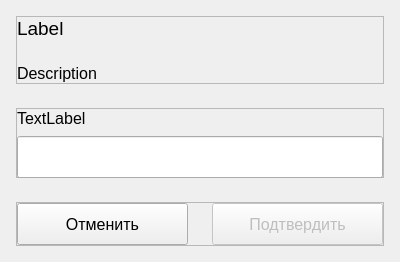
Above: ui/email_confirm.ui from pntech-dev/Documents-Exp-Desktop before the change. Below: the same form after it.
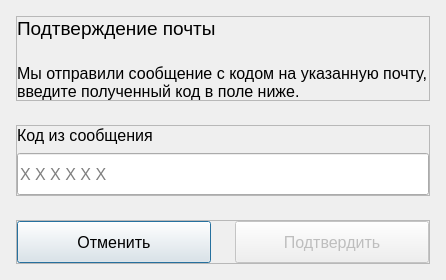
That is the form after the change. Custom widgets are drawn as their Qt base class.

Commit message: feat(ui): implement styled and theme-aware email confirmation modal window

The edit to the form file:
```diff
--- a/ui/email_confirm.ui
+++ b/ui/email_confirm.ui
@@ -1,31 +1,36 @@
 <?xml version="1.0" encoding="UTF-8"?>
 <ui version="4.0">
- <class>EmailConfirm</class>
- <widget class="QMainWindow" name="EmailConfirm">
+ <class>Dialog</class>
+ <widget class="QDialog" name="Dialog">
+  <property name="windowModality">
+   <enum>Qt::ApplicationModal</enum>
+  </property>
   <property name="geometry">
    <rect>
     <x>0</x>
     <y>0</y>
-    <width>400</width>
-    <height>262</height>
+    <width>446</width>
+    <height>280</height>
    </rect>
   </property>
   <property name="minimumSize">
    <size>
-    <width>400</width>
-    <height>262</height>
+    <width>446</width>
+    <height>280</height>
    </size>
   </property>
   <property name="maximumSize">
    <size>
-    <width>400</width>
-    <height>263</height>
+    <width>446</width>
+    <height>280</height>
    </size>
   </property>
   <property name="windowTitle">
    <string>Подтверждение почты</string>
   </property>
-  <widget class="QWidget" name="centralwidget">
+  <property name="modal">
+   <bool>true</bool>
+  </property>
    <layout class="QVBoxLayout" name="verticalLayout_3">
     <property name="spacing">
      <number>24</number>
@@ -74,7 +79,7 @@
           </font>
          </property>
          <property name="text">
-          <string>Label</string>
+         <string>Подтверждение почты</string>
          </property>
         </widget>
        </item>
@@ -86,7 +91,10 @@
           </font>
          </property>
          <property name="text">
-          <string>Description</string>
+         <string>Мы отправили сообщение с кодом на указанную почту, введите полученный код в поле ниже.</string>
+        </property>
+        <property name="wordWrap">
+         <bool>true</bool>
          </property>
         </widget>
        </item>
@@ -125,7 +133,7 @@
           </font>
          </property>
          <property name="text">
-          <string>TextLabel</string>
+         <string>Код из сообщения</string>
          </property>
         </widget>
        </item>
@@ -137,6 +145,23 @@
            <height>42</height>
           </size>
          </property>
+        <property name="font">
+         <font>
+          <pointsize>12</pointsize>
+         </font>
+        </property>
+        <property name="inputMask">
+         <string/>
+        </property>
+        <property name="text">
+         <string/>
+        </property>
+        <property name="maxLength">
+         <number>6</number>
+        </property>
+        <property name="placeholderText">
+         <string>X X X X X X</string>
+        </property>
         </widget>
        </item>
       </layout>
@@ -221,7 +246,6 @@
      </widget>
     </item>
    </layout>
-  </widget>
  </widget>
  <customwidgets>
   <customwidget>
```
Left out of the diff: 4 changed lines with no effect on the pictures. Lines whose indentation alone changed are shown as unchanged. The commit also changes 11 other files.
